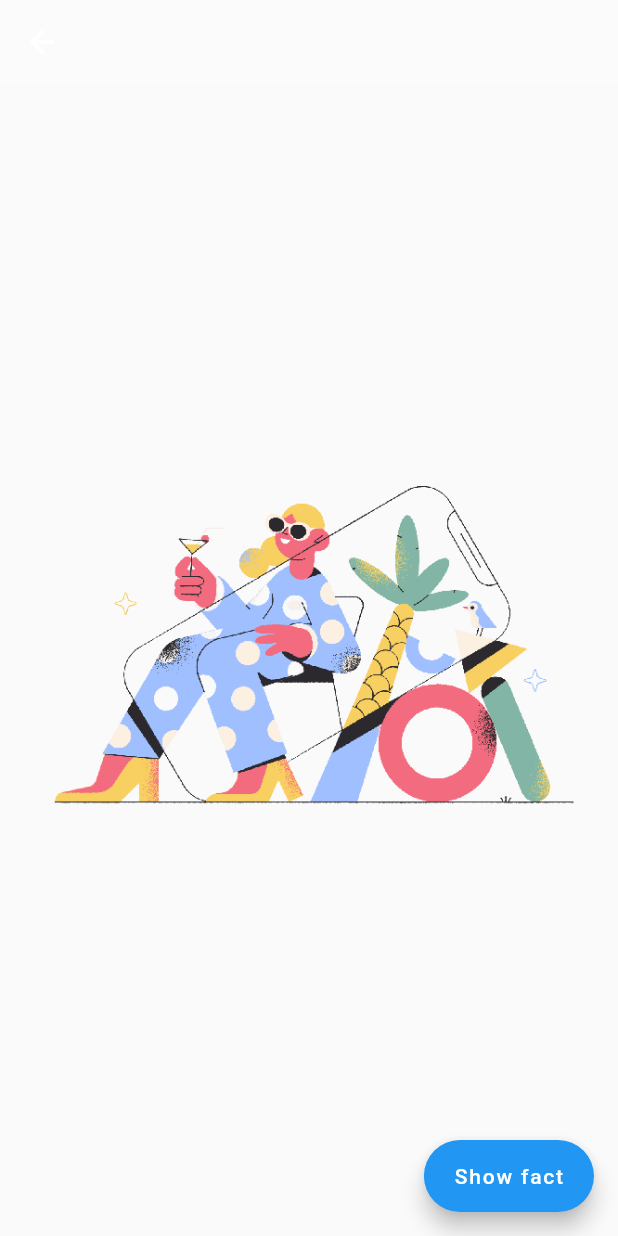
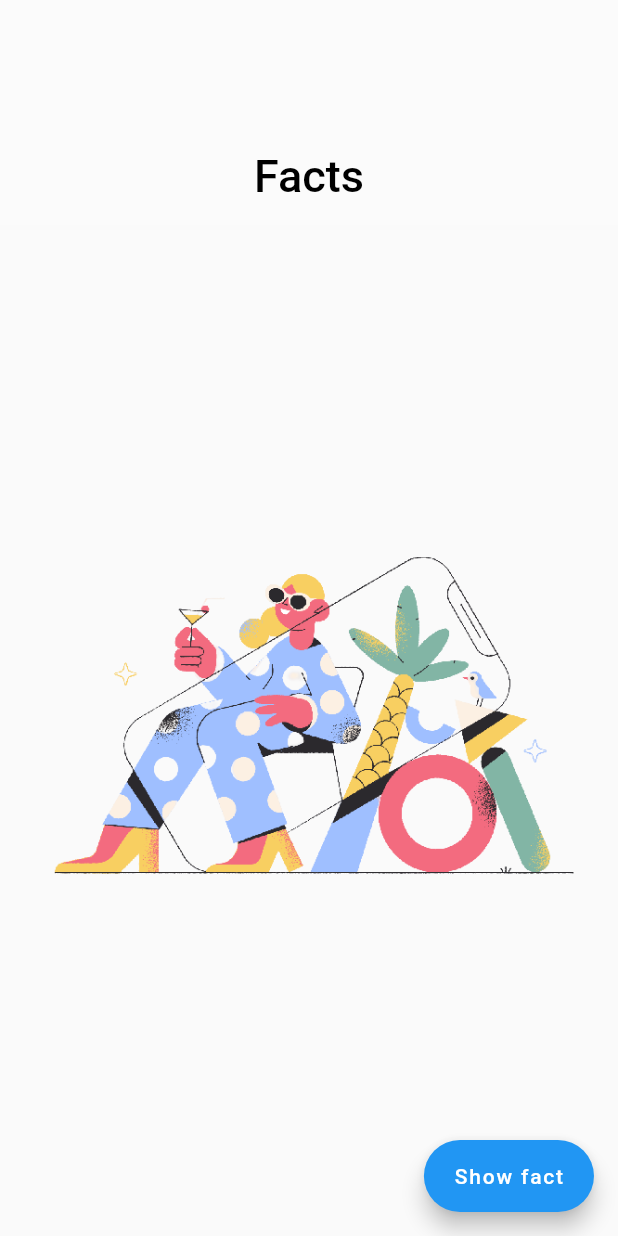
Before and after one commit to nexlay/alco, a Flutter app: the Facts screen opened directly, on a phone screen of 412 x 824 dp. Run offline on Flutter 3.47's test engine with Material 2 defaults, Android fonts, the phone set to English and light mode, and no system bars; our stand-ins replace introduction_screen, package_info, rflutter_alert, share.

```diff
--- a/lib/home.dart
+++ b/lib/home.dart
@@ -315,6 +315,7 @@ class _MyHomePageState extends State<MyHomePage> {
                     color: Colors.black,
                     fontSize: 14.0,
                   ),
+                  textAlign: TextAlign.justify,
                 ),
               ),
             ),
--- a/lib/screens/facts.dart
+++ b/lib/screens/facts.dart
@@ -11,14 +11,36 @@ class Facts extends StatefulWidget {
 
 class _FactsState extends State<Facts> {
   bool _selected = false;
+  ScrollController _scrollController;
+  double _opacityLevel = 0.0;
+  @override
+  void initState() {
+    _scrollController = ScrollController();
+    _scrollController.addListener(_scrollListener);
+
+    super.initState();
+  }
+
+  _scrollListener() {
+    if (_scrollController.offset >=
+            _scrollController.position.maxScrollExtent - 250 &&
+        !_scrollController.position.outOfRange) {
+      setState(() {
+        _opacityLevel = 1.0;
+      });
+    }
+    if (_scrollController.offset <=
+            _scrollController.position.minScrollExtent &&
+        !_scrollController.position.outOfRange) {
+      setState(() {
+        _opacityLevel = 0.0;
+      });
+    }
+  }
+
   @override
   Widget build(BuildContext context) {
     return Scaffold(
-      appBar: AppBar(
-        backgroundColor: Colors.white10,
-        centerTitle: true,
-        elevation: 0.0,
-      ),
       floatingActionButton: FloatingActionButton.extended(
         label: const Text('Show fact'),
         onPressed: () {
@@ -29,6 +51,43 @@ class _FactsState extends State<Facts> {
           });
         },
       ),
+      body: _buildBody(context),
+    );
+  }
+
+  Widget _buildBody(BuildContext context) {
+    return NestedScrollView(
+      controller: _scrollController,
+      headerSliverBuilder: (BuildContext context, bool innerBoxIsScrolled) {
+        return [
+          SliverAppBar(
+            leading: AnimatedOpacity(
+              duration: Duration(seconds: 1),
+              opacity: _opacityLevel,
+              child: IconButton(
+                icon: Icon(
+                  Icons.arrow_back_ios,
+                  color: Colors.black,
+                ),
+                onPressed: () {
+                  Navigator.of(context).pop();
+                },
+              ),
+            ),
+            pinned: true,
+            expandedHeight: 150.0,
+            backgroundColor: Colors.white10,
+            elevation: 0.0,
+            flexibleSpace: FlexibleSpaceBar(
+              centerTitle: true,
+              title: Text(
+                'Facts',
+                style: TextStyle(color: Colors.black),
+              ),
+            ),
+          ),
+        ];
+      },
       body: Center(
         child: AnimatedCrossFade(
           duration: Duration(seconds: 1),
--- a/pubspec.yaml
+++ b/pubspec.yaml
@@ -32,6 +32,8 @@ dependencies:
   package_info: ^0.4.3+2
   url_launcher: ^5.7.10
   introduction_screen: ^1.0.9
+  share: ^0.6.5+4
+
 
 dev_dependencies:
   flutter_test:
```
Also changed, not shown: lib/about/about_alco.dart (+8 -8 lines), lib/about/contact.dart (+48 -15 lines), lib/symptoms.dart (+14 -14 lines), pubspec.lock, 2 other files.
